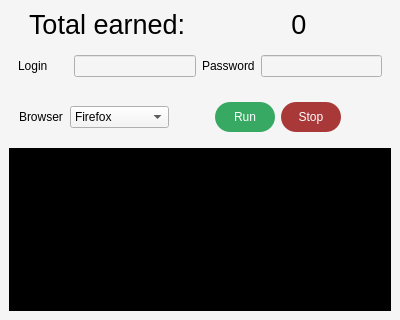
First picture: the form in res/ui/main.ui, repository lil4ipsik/aviso_bot, before the edit.
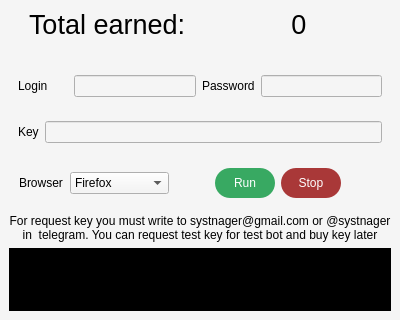
Second picture: the form after the edit.

Commit message: add product key verification

The edit to the form file:
```diff
--- a/res/ui/main.ui
+++ b/res/ui/main.ui
@@ -129,6 +129,19 @@
       </item>
      </layout>
     </item>
+    <item>
+     <widget class="QLabel" name="status_label">
+      <property name="text">
+       <string/>
+      </property>
+      <property name="alignment">
+       <set>Qt::AlignmentFlag::AlignCenter</set>
+      </property>
+      <property name="wordWrap">
+       <bool>true</bool>
+      </property>
+     </widget>
+    </item>
     <item>
      <widget class="QWidget" name="horizontalWidget" native="true">
       <property name="minimumSize">
@@ -171,6 +184,28 @@
       </layout>
      </widget>
     </item>
+    <item>
+     <widget class="QWidget" name="horizontalWidget" native="true">
+      <property name="minimumSize">
+       <size>
+        <width>0</width>
+        <height>0</height>
+       </size>
+      </property>
+      <layout class="QHBoxLayout" name="horizontalLayout_4">
+       <item>
+        <widget class="QLabel" name="label_5">
+         <property name="text">
+          <string>Key</string>
+         </property>
+        </widget>
+       </item>
+       <item>
+        <widget class="QLineEdit" name="product_key_edit"/>
+       </item>
+      </layout>
+     </widget>
+    </item>
     <item>
      <layout class="QHBoxLayout" name="horizontalLayout_6">
       <property name="spacing">
@@ -301,6 +336,19 @@
       </item>
      </layout>
     </item>
+    <item>
+     <widget class="QLabel" name="label_6">
+      <property name="text">
+       <string>For request key you must write to systnager@gmail.com or @systnager in  telegram. You can request test key for test bot and buy key later</string>
+      </property>
+      <property name="alignment">
+       <set>Qt::AlignmentFlag::AlignCenter</set>
+      </property>
+      <property name="wordWrap">
+       <bool>true</bool>
+      </property>
+     </widget>
+    </item>
     <item>
      <widget class="QTextEdit" name="log_box">
       <property name="styleSheet">
@@ -313,10 +361,13 @@
       </property>
       <property name="html">
        <string>&lt;!DOCTYPE HTML PUBLIC &quot;-//W3C//DTD HTML 4.0//EN&quot; &quot;http://www.w3.org/TR/REC-html40/strict.dtd&quot;&gt;
-&lt;html&gt;&lt;head&gt;&lt;meta name=&quot;qrichtext&quot; content=&quot;1&quot; /&gt;&lt;style type=&quot;text/css&quot;&gt;
+&lt;html&gt;&lt;head&gt;&lt;meta name=&quot;qrichtext&quot; content=&quot;1&quot; /&gt;&lt;meta charset=&quot;utf-8&quot; /&gt;&lt;style type=&quot;text/css&quot;&gt;
 p, li { white-space: pre-wrap; }
-&lt;/style&gt;&lt;/head&gt;&lt;body style=&quot; font-family:'MS Shell Dlg 2'; font-size:8.25pt; font-weight:400; font-style:normal;&quot;&gt;
-&lt;p style=&quot;-qt-paragraph-type:empty; margin-top:0px; margin-bottom:0px; margin-left:0px; margin-right:0px; -qt-block-indent:0; text-indent:0px; font-family:'Segoe UI'; font-size:9pt;&quot;&gt;&lt;br /&gt;&lt;/p&gt;&lt;/body&gt;&lt;/html&gt;</string>
+hr { height: 1px; border-width: 0; }
+li.unchecked::marker { content: &quot;\2610&quot;; }
+li.checked::marker { content: &quot;\2612&quot;; }
+&lt;/style&gt;&lt;/head&gt;&lt;body style=&quot; font-family:'Segoe UI'; font-size:9pt; font-weight:400; font-style:normal;&quot;&gt;
+&lt;p style=&quot;-qt-paragraph-type:empty; margin-top:0px; margin-bottom:0px; margin-left:0px; margin-right:0px; -qt-block-indent:0; text-indent:0px;&quot;&gt;&lt;br /&gt;&lt;/p&gt;&lt;/body&gt;&lt;/html&gt;</string>
       </property>
       <property name="overwriteMode">
        <bool>true</bool>
```
Left out of the diff: 18 changed lines with no effect on the pictures. The commit also changes 3 other files.
